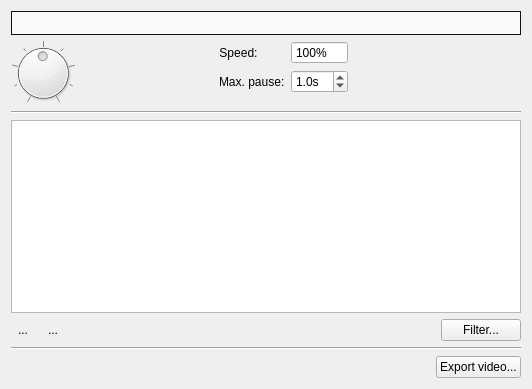
Qt form src/client/ui/playback.ui (drawpile/Drawpile) before a commit.
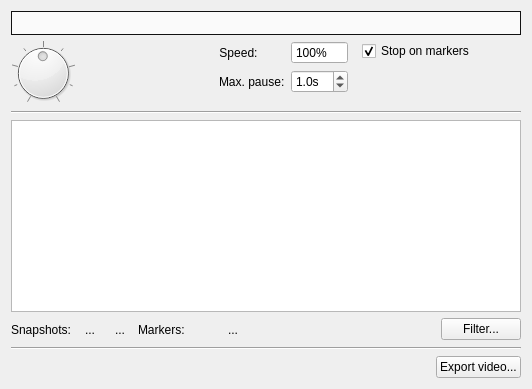
The same form after that commit. The open tabs and pages were chosen to show the change. Icons and pictures are not drawn. Custom widgets are drawn as their Qt base class.

Commit message: Implement recording markers

What changed in the file:
```diff
--- a/src/client/ui/playback.ui
+++ b/src/client/ui/playback.ui
@@ -202,6 +202,23 @@
        </item>
       </layout>
      </item>
+     <item>
+      <layout class="QFormLayout" name="formLayout_2">
+       <property name="leftMargin">
+        <number>8</number>
+       </property>
+       <item row="0" column="0">
+        <widget class="QCheckBox" name="stopOnMarkers">
+         <property name="text">
+          <string>Stop on markers</string>
+         </property>
+         <property name="checked">
+          <bool>true</bool>
+         </property>
+        </widget>
+       </item>
+      </layout>
+     </item>
      <item>
       <spacer name="horizontalSpacer">
        <property name="orientation">
@@ -328,6 +345,13 @@
        </item>
        <item>
         <layout class="QHBoxLayout" name="horizontalLayout_5">
+         <item>
+          <widget class="QLabel" name="label_6">
+           <property name="text">
+            <string>Snapshots:</string>
+           </property>
+          </widget>
+         </item>
          <item>
           <widget class="QToolButton" name="snapshotBackwards">
            <property name="toolTip">
@@ -362,6 +386,38 @@
            </property>
           </widget>
          </item>
+         <item>
+          <widget class="QLabel" name="label_3">
+           <property name="text">
+            <string>Markers:</string>
+           </property>
+          </widget>
+         </item>
+         <item>
+          <widget class="QToolButton" name="prevMarker">
+           <property name="icon">
+            <iconset theme="media-seek-backward" resource="resources.qrc">
+             <normaloff>:/icons/media-seek-backward.png</normaloff>:/icons/media-seek-backward.png</iconset>
+           </property>
+           <property name="autoRaise">
+            <bool>true</bool>
+           </property>
+          </widget>
+         </item>
+         <item>
+          <widget class="QToolButton" name="nextMarker">
+           <property name="text">
+            <string>...</string>
+           </property>
+           <property name="icon">
+            <iconset theme="media-seek-forward" resource="resources.qrc">
+             <normaloff>:/icons/media-seek-forward.png</normaloff>:/icons/media-seek-forward.png</iconset>
+           </property>
+           <property name="autoRaise">
+            <bool>true</bool>
+           </property>
+          </widget>
+         </item>
          <item>
           <spacer name="horizontalSpacer_2">
            <property name="orientation">
```
The commit also changes 26 other files.
